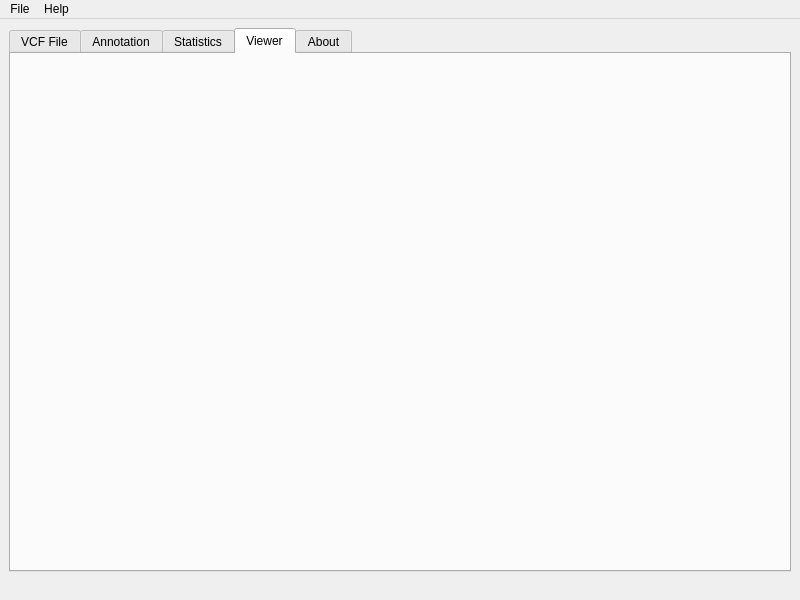
The window that MetallaxisGui.ui (seanlaidlaw/Metallaxis) describes before a commit, drawn with Qt 5.
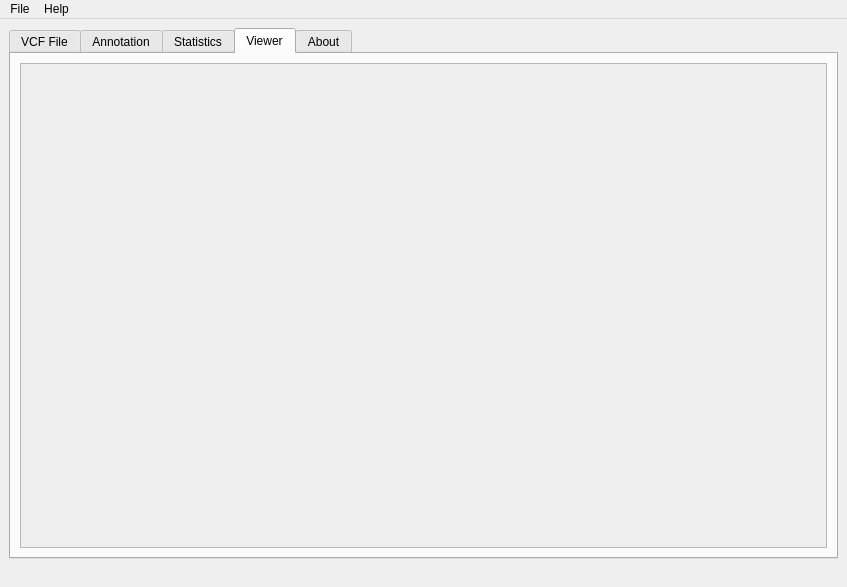
The same window after the commit. The open tabs and pages were chosen to show the change.

Commit message: show contents of vcf as table in 'Viewer' tab

What changed in the file:
```diff
--- a/MetallaxisGui.ui
+++ b/MetallaxisGui.ui
@@ -6,8 +6,8 @@
    <rect>
     <x>0</x>
     <y>0</y>
-    <width>800</width>
-    <height>600</height>
+    <width>847</width>
+    <height>587</height>
    </rect>
   </property>
   <property name="windowTitle">
@@ -319,7 +319,37 @@
        <attribute name="title">
         <string>Viewer</string>
        </attribute>
-       <layout class="QVBoxLayout" name="verticalLayout_6"/>
+       <layout class="QVBoxLayout" name="verticalLayout_6">
+        <item>
+         <layout class="QVBoxLayout" name="verticalLayout">
+          <item>
+           <widget class="QTableWidget" name="viewer_tab_table_widget">
+            <property name="enabled">
+             <bool>false</bool>
+            </property>
+            <property name="alternatingRowColors">
+             <bool>true</bool>
+            </property>
+            <property name="showGrid">
+             <bool>true</bool>
+            </property>
+            <property name="sortingEnabled">
+             <bool>true</bool>
+            </property>
+            <property name="cornerButtonEnabled">
+             <bool>false</bool>
+            </property>
+            <property name="rowCount">
+             <number>0</number>
+            </property>
+            <property name="columnCount">
+             <number>0</number>
+            </property>
+           </widget>
+          </item>
+         </layout>
+        </item>
+       </layout>
       </widget>
       <widget class="QWidget" name="about_tab">
        <attribute name="title">
@@ -370,7 +400,7 @@
     <rect>
      <x>0</x>
      <y>0</y>
-     <width>800</width>
+     <width>847</width>
      <height>22</height>
     </rect>
    </property>
```
Left out of the diff: 2 changed lines with no effect on the pictures. The commit also changes 1 other file.
